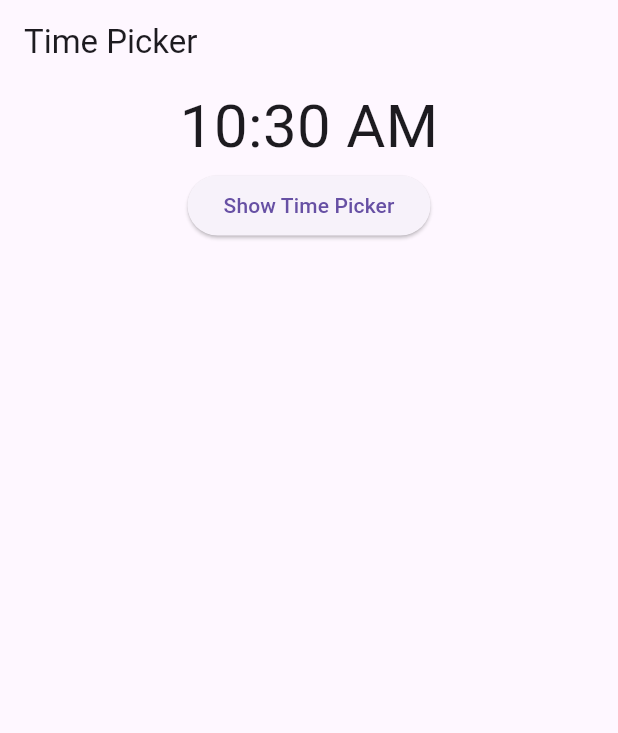
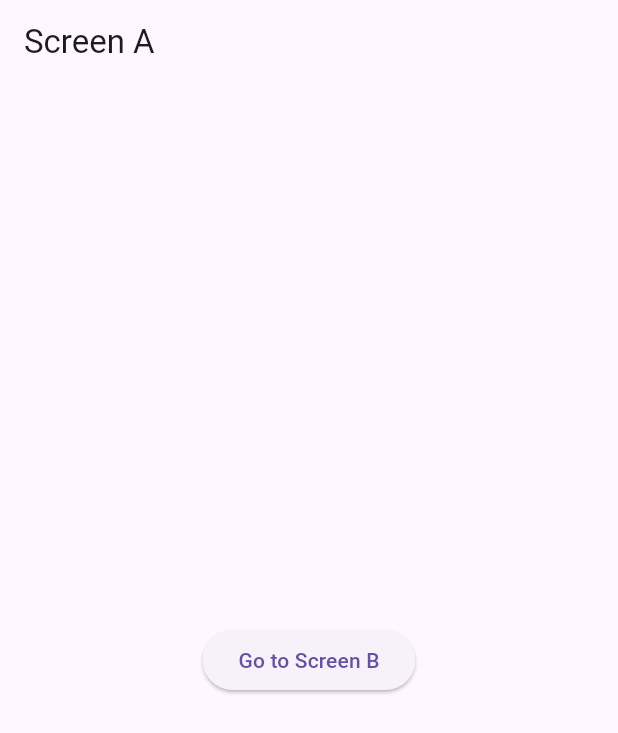
Before and after one commit to MuhammadAliKust/Flutter-B23, a Flutter app: the screen it shows after launch, on a phone screen of 412 x 824 dp. Shown: the top 733 px of the screen. Run offline on Flutter 3.47's test engine with Material 3 defaults, Android fonts, the light colour scheme and no system bars; our stand-ins replace google_maps_flutter, smooth_page_indicator.

Commit message:
Navigation and Passing Param Done

```diff
--- a/lib/main.dart
+++ b/lib/main.dart
@@ -1,5 +1,6 @@
 import 'package:fltter_b23/list_view.dart';
 import 'package:fltter_b23/page_view.dart';
+import 'package:fltter_b23/screen_a.dart';
 import 'package:fltter_b23/tabbar_view.dart';
 import 'package:fltter_b23/time_picker.dart';
 import 'package:flutter/material.dart';
@@ -25,7 +26,7 @@ class MyApp extends StatelessWidget {
   @override
   Widget build(BuildContext context) {
     return MaterialApp(
-      home: TimePickerDemo(),
+      home: ScreenA(),
       // home: Scaffold(
       //   backgroundColor: Colors.yellow,
       //   appBar: AppBar(
--- /dev/null
+++ b/lib/screen_a.dart
@@ -0,0 +1,28 @@
+import 'package:fltter_b23/screen_b.dart';
+import 'package:flutter/material.dart';
+
+class ScreenA extends StatelessWidget {
+  const ScreenA({super.key});
+
+  @override
+  Widget build(BuildContext context) {
+    return Scaffold(
+      appBar: AppBar(title: Text("Screen A")),
+      body: Center(
+        child: ElevatedButton(
+          onPressed: () {
+
+            Navigator.push(
+              context,
+              MaterialPageRoute(builder: (context) => ScreenB(
+                name: 'Ali',
+                email: 'test@gmail.com',
+              )),
+            );
+          },
+          child: Text("Go to Screen B"),
+        ),
+      ),
+    );
+  }
+}
```
Also changed, not shown: lib/screen_b.dart (added, +33 -0 lines).
